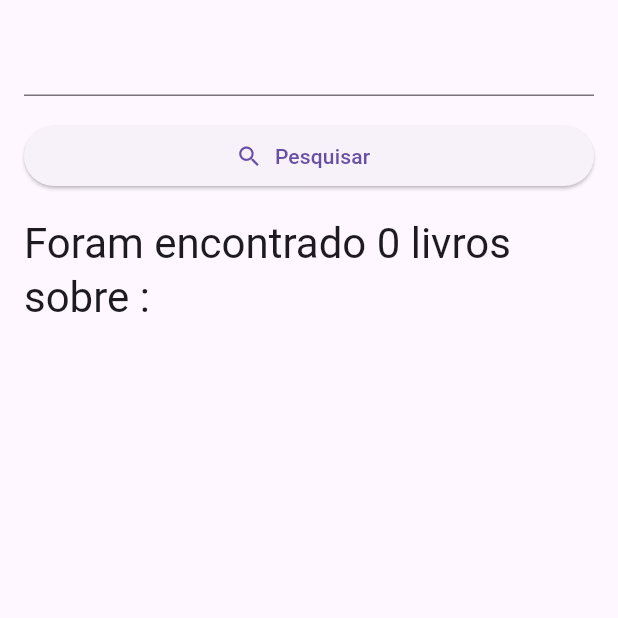
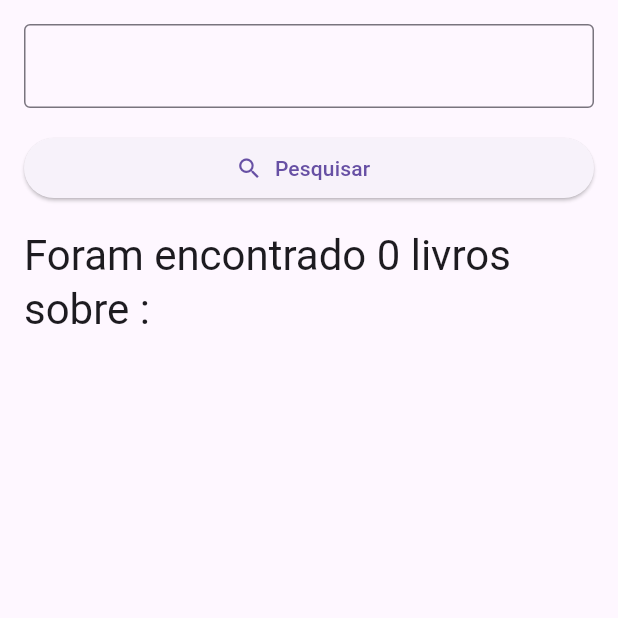
Before and after one commit to IsisPedroni/BookApp, a Flutter app: the screen it shows after launch, after a tap on "Pesquisar", on a phone screen of 412 x 824 dp, the top half of it. Run offline on Flutter 3.47's test engine with Material 3 defaults, Android fonts, the phone set to English and light mode, and no system bars; network calls fail.

Commit message:
estilização

```diff
--- a/biblioteca/lib/main.dart
+++ b/biblioteca/lib/main.dart
@@ -3,7 +3,7 @@ import 'dart:convert' as convert;
 import 'package:http/http.dart' as http;
 
 void main(){
-  runApp(BookApp());
+  runApp(const BookApp());
 }
 
 class BookApp extends StatelessWidget{
@@ -11,8 +11,10 @@ class BookApp extends StatelessWidget{
 
   @override
   Widget build(BuildContext context) {
-   return const MaterialApp(
-    home: HomePage(),
+   return MaterialApp(
+    theme: ThemeData(primarySwatch: Colors.amber,
+    inputDecorationTheme: const InputDecorationTheme(border: OutlineInputBorder())),
+    home: const HomePage(),
 
    );
   }
@@ -62,10 +64,10 @@ class HomePageState extends State {
          TextField(
          controller: _controller,
         ),
-        SizedBox(height: 16,),
+        const SizedBox(height: 16,),
         ElevatedButton.icon(onPressed: _buscarLivros,
-        icon: Icon(Icons.search), label: Text('Pesquisar')),
-        SizedBox(height: 16,),
+        icon: const Icon(Icons.search), label: const Text('Pesquisar')),
+        const SizedBox(height: 16,),
         Text('Foram encontrado $itemCount livros sobre $titulo: ',
         style: Theme.of(context).textTheme.headlineMedium,),
 
```
